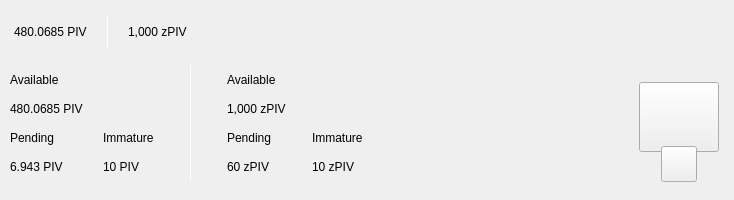
Before: the Qt Designer form src/qt/vitae/forms/topbar.ui in VitaeTeam/Vitae, drawn with Qt 5.
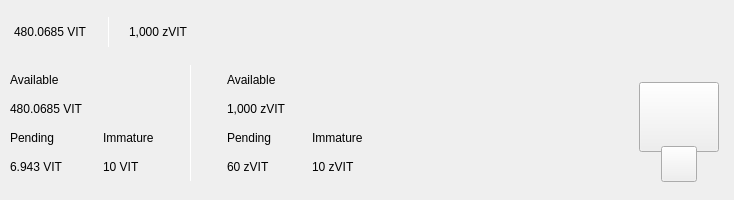
After: the same form once the commit is applied. Custom widgets are drawn as their Qt base class.

What changed in the file:
```diff
--- a/src/qt/vitae/forms/topbar.ui
+++ b/src/qt/vitae/forms/topbar.ui
@@ -119,7 +119,7 @@
                <string notr="true">padding:0px;margin:0px;</string>
               </property>
               <property name="text">
-               <string>480.0685 PIV</string>
+               <string>480.0685 VIT</string>
               </property>
              </widget>
             </item>
@@ -188,7 +188,7 @@
                </size>
               </property>
               <property name="text">
-               <string>1,000 zPIV</string>
+               <string>1,000 zVIT</string>
               </property>
              </widget>
             </item>
@@ -398,7 +398,7 @@
                <item>
                 <widget class="QLabel" name="labelAmountPiv">
                  <property name="text">
-                  <string>480.0685 PIV</string>
+                  <string>480.0685 VIT</string>
                  </property>
                 </widget>
                </item>
@@ -421,7 +421,7 @@
                  <item>
                   <widget class="QLabel" name="labelPendingPiv">
                    <property name="text">
-                    <string>6.943 PIV</string>
+                    <string>6.943 VIT</string>
                    </property>
                   </widget>
                  </item>
@@ -455,7 +455,7 @@
                  <item>
                   <widget class="QLabel" name="labelImmaturePiv">
                    <property name="text">
-                    <string>10 PIV</string>
+                    <string>10 VIT</string>
                    </property>
                   </widget>
                  </item>
@@ -509,7 +509,7 @@
                <item>
                 <widget class="QLabel" name="labelAmountzPiv">
                  <property name="text">
-                  <string>1,000 zPIV</string>
+                  <string>1,000 zVIT</string>
                  </property>
                 </widget>
                </item>
@@ -532,7 +532,7 @@
                  <item>
                   <widget class="QLabel" name="labelPendingzPiv">
                    <property name="text">
-                    <string>60 zPIV</string>
+                    <string>60 zVIT</string>
                    </property>
                   </widget>
                  </item>
@@ -566,7 +566,7 @@
                  <item>
                   <widget class="QLabel" name="labelImmaturezPiv">
                    <property name="text">
-                    <string>10 zPIV</string>
+                    <string>10 zVIT</string>
                    </property>
                   </widget>
                  </item>
```
